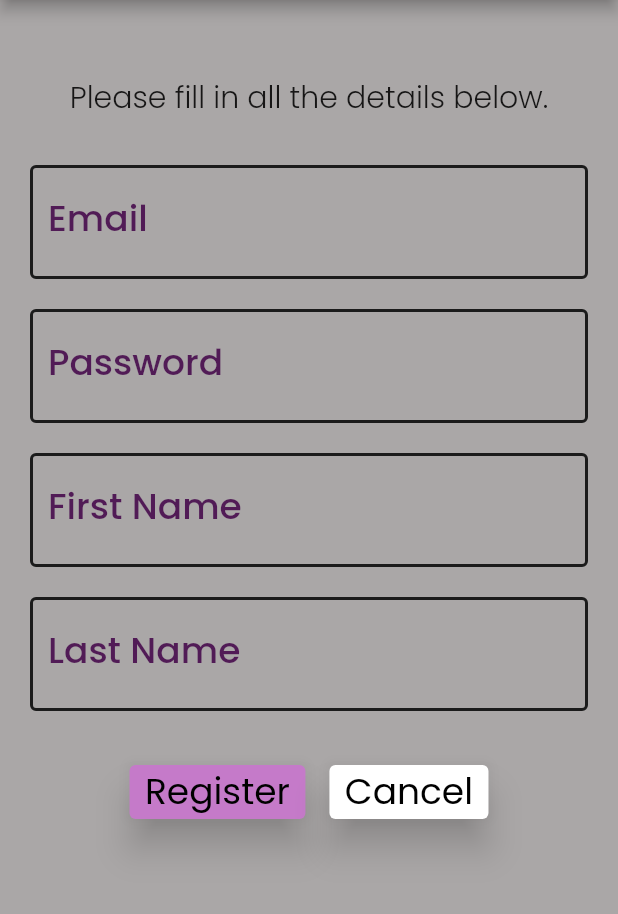
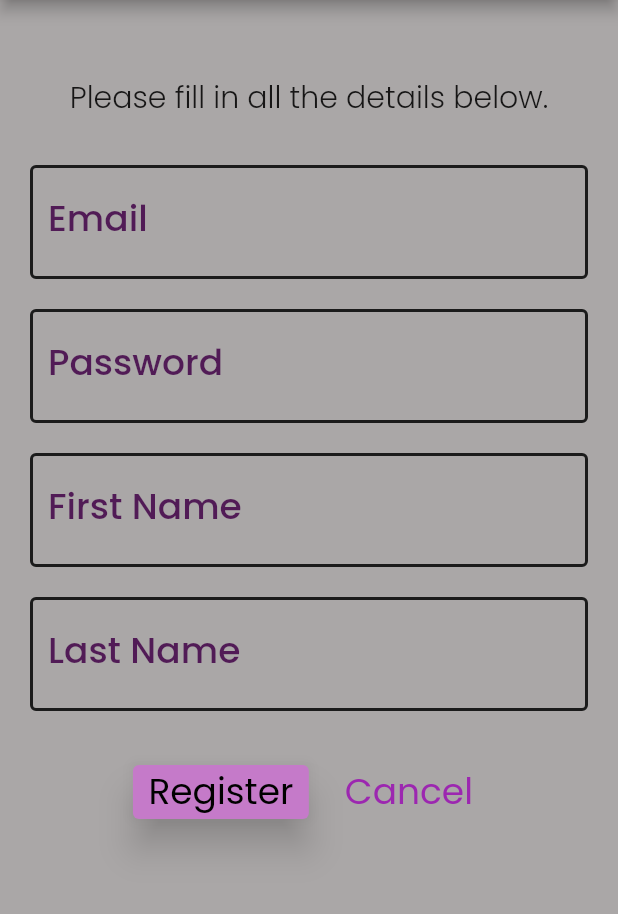
Before and after one commit to maha0134/giftr-front-end, a Flutter app: the screen it shows after launch, after a tap on "Login", after a tap on "Register", on a phone screen of 412 x 824 dp, the part 105-1019 px from its top. Run offline on Flutter 3.47's test engine with Material 2 defaults, Android fonts, the phone set to English and light mode, and no system bars; our stand-ins replace shared_preferences; statements that could not run were skipped.

Commit message:
textbuttons added instead of elevated buttons

```diff
--- a/lib/screens/login_screen.dart
+++ b/lib/screens/login_screen.dart
@@ -77,22 +77,16 @@ class _LoginScreenState extends State<LoginScreen> {
                               },
                             ),
                             const SizedBox(width: 16.0),
-                            ElevatedButton(
-                              style: ElevatedButton.styleFrom(
-                                primary: Theme.of(context).errorColor,
-                              ),
+                            TextButton(
                                 child: const Text('Register'),
                                 onPressed: () {
                                   setState(() {
                                     //if register button is pressed, clear all values and proceed
                                     //
-
                                     _formKey.currentState!.reset();
                                     currentStage = Stage.REGISTER;
-                                  // }
                                   });
-                              },
-                            ),
+                                }),
                           ],
                         ),
                       ]),
@@ -149,13 +143,8 @@ class _LoginScreenState extends State<LoginScreen> {
                                     },
                                   ),
                                   const SizedBox(width: 16.0),
-                                  ElevatedButton(
+                                  TextButton(
                                     child: const Text('Cancel'),
-                                    style: ElevatedButton.styleFrom(
-                                      primary: Theme.of(context)
-                                          .colorScheme
-                                          .background,
-                                    ),
                                     onPressed: () {
                                       setState(() {
                                         _formKey.currentState!.reset();
```
Lines whose indentation alone changed are shown as unchanged.
